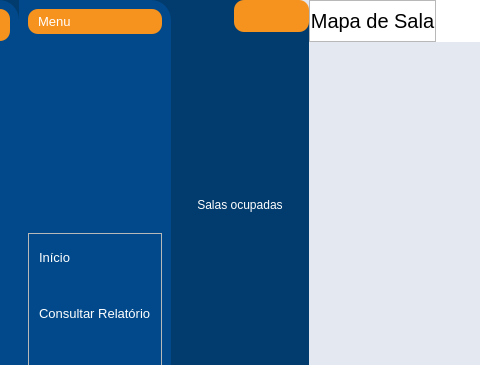
Qt form App/view/ui/home.ui (Senac-SOR-ADS/Mapa-de-Sala) before a commit; both pictures show x 98 to 578 and y 0 to 365 of the 1260 by 777 pixel window.
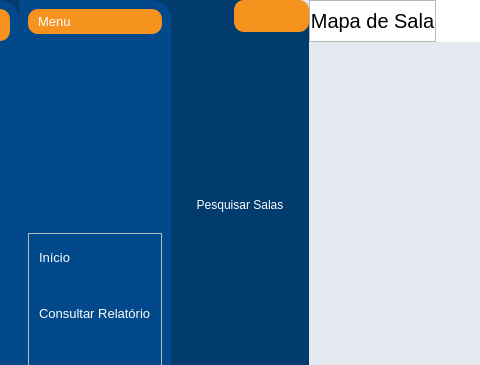
The same form after that commit. The open tabs and pages were chosen to show the change. Icons and pictures are not drawn.

Commit message: tela de pesquisa feita

```diff
--- a/App/view/ui/home.ui
+++ b/App/view/ui/home.ui
@@ -1179,7 +1179,7 @@
                        <cursorShape>PointingHandCursor</cursorShape>
                       </property>
                       <property name="text">
-                       <string>Salas ocupadas</string>
+                       <string>Pesquisar Salas</string>
                       </property>
                       <property name="autoExclusive">
                        <bool>true</bool>
```
Left out of the diff: 6 changed lines with no effect on the pictures. The commit also changes 3 other files.
